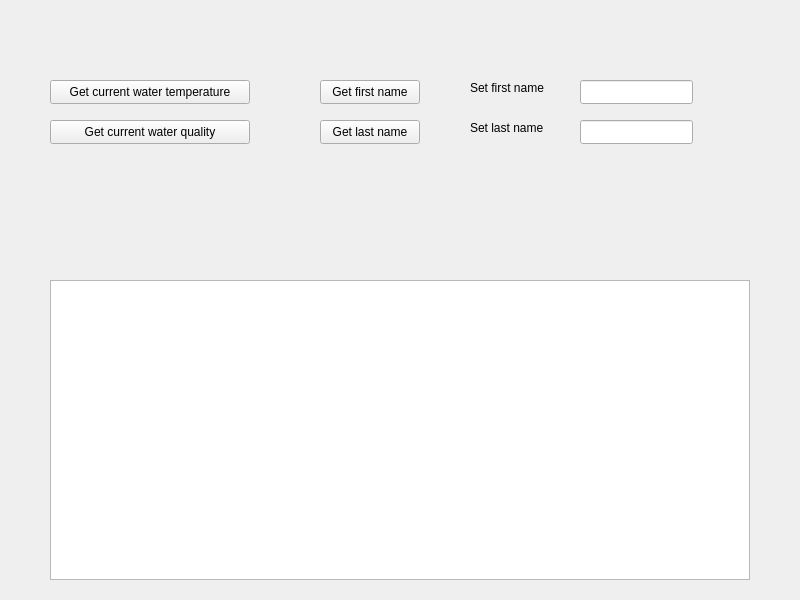
Above: GUI/English/BathingLake/gui.ui from Yeah-Jack/cpp-projects before the change. Below: the same form after it.
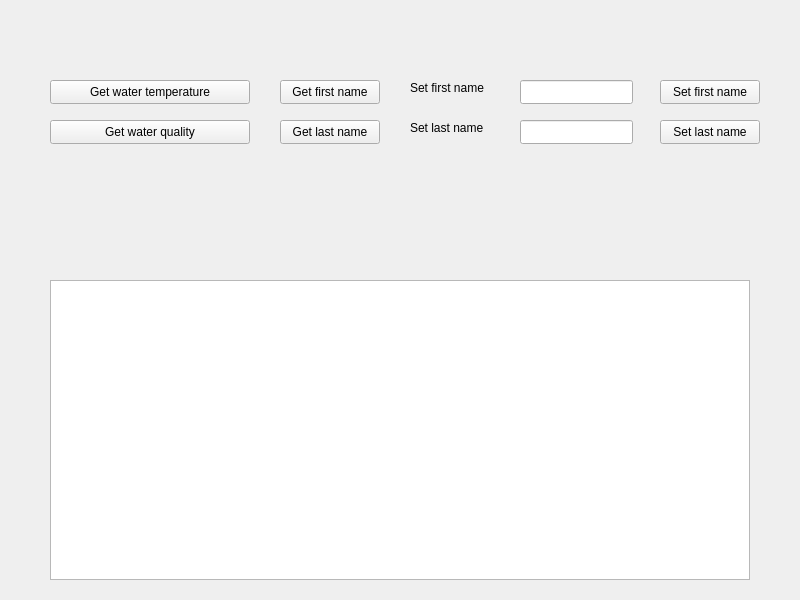
That is the form after the change.

Commit message: feat: update GUI and Lake classes to improve water temperature and quality retrieval, add first and last name setting functionality

```diff
--- a/GUI/English/BathingLake/gui.ui
+++ b/GUI/English/BathingLake/gui.ui
@@ -23,7 +23,7 @@
     </rect>
    </property>
    <property name="text">
-    <string>Get current water temperature</string>
+    <string>Get water temperature</string>
    </property>
   </widget>
   <widget class="QPushButton" name="currentWaterQualityBtn">
@@ -36,7 +36,7 @@
     </rect>
    </property>
    <property name="text">
-    <string>Get current water quality</string>
+    <string>Get water quality</string>
    </property>
   </widget>
   <widget class="QPlainTextEdit" name="log">
@@ -52,7 +52,7 @@
   <widget class="QPushButton" name="getFirstNameBtn">
    <property name="geometry">
     <rect>
-     <x>320</x>
+     <x>280</x>
      <y>80</y>
      <width>100</width>
      <height>24</height>
@@ -65,7 +65,7 @@
   <widget class="QPushButton" name="getLastNameBtn">
    <property name="geometry">
     <rect>
-     <x>320</x>
+     <x>280</x>
      <y>120</y>
      <width>100</width>
      <height>24</height>
@@ -78,7 +78,7 @@
   <widget class="QLineEdit" name="setFirstNameEdit">
    <property name="geometry">
     <rect>
-     <x>580</x>
+     <x>520</x>
      <y>80</y>
      <width>113</width>
      <height>24</height>
@@ -88,7 +88,7 @@
   <widget class="QLineEdit" name="setLastNameEdit">
    <property name="geometry">
     <rect>
-     <x>580</x>
+     <x>520</x>
      <y>120</y>
      <width>113</width>
      <height>24</height>
@@ -98,7 +98,7 @@
   <widget class="QLabel" name="setFirstNameLabel">
    <property name="geometry">
     <rect>
-     <x>470</x>
+     <x>410</x>
      <y>80</y>
      <width>100</width>
      <height>16</height>
@@ -111,7 +111,7 @@
   <widget class="QLabel" name="setLastNameLabel">
    <property name="geometry">
     <rect>
-     <x>470</x>
+     <x>410</x>
      <y>120</y>
      <width>100</width>
      <height>16</height>
@@ -121,6 +121,32 @@
     <string>Set last name</string>
    </property>
   </widget>
+  <widget class="QPushButton" name="setLastNameBtn">
+   <property name="geometry">
+    <rect>
+     <x>660</x>
+     <y>120</y>
+     <width>100</width>
+     <height>24</height>
+    </rect>
+   </property>
+   <property name="text">
+    <string>Set last name</string>
+   </property>
+  </widget>
+  <widget class="QPushButton" name="setFirstNameBtn">
+   <property name="geometry">
+    <rect>
+     <x>660</x>
+     <y>80</y>
+     <width>100</width>
+     <height>24</height>
+    </rect>
+   </property>
+   <property name="text">
+    <string>Set first name</string>
+   </property>
+  </widget>
  </widget>
  <resources/>
  <connections/>
```
Left out of the diff: 4 changed lines with no effect on the pictures. The commit also changes 6 other files.
